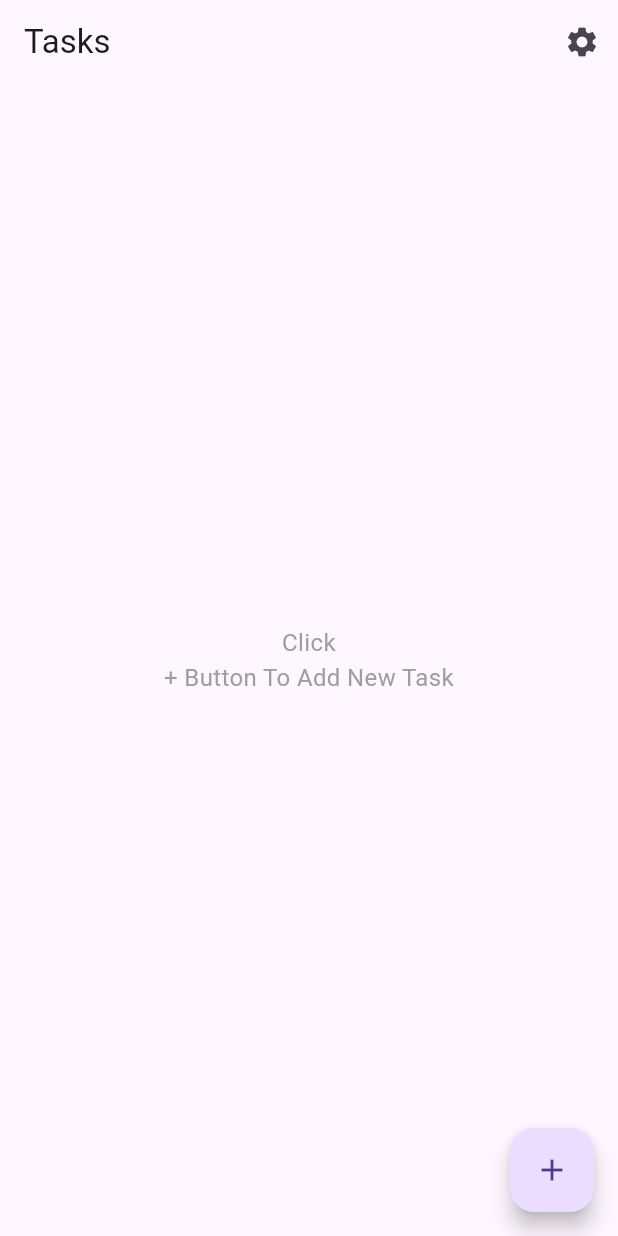
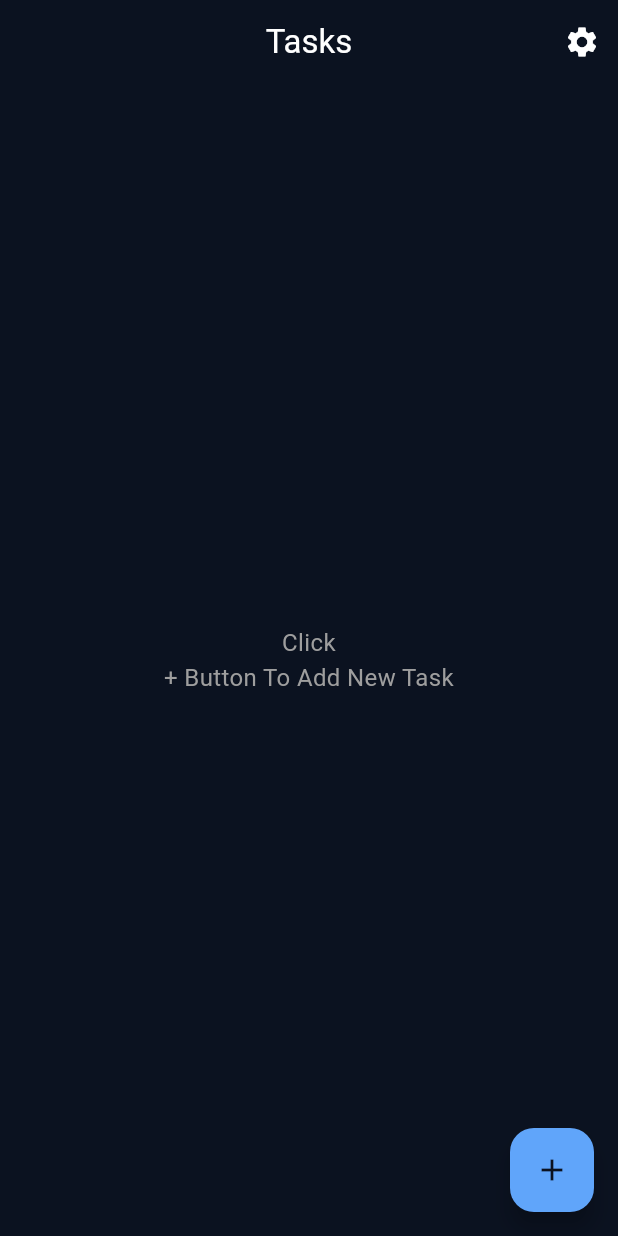
Before and after one commit to Rasel5728/Reminder-Bamboo-, a Flutter app: the screen it shows after launch, on a phone screen of 412 x 824 dp. Run offline on Flutter 3.47's test engine with Material 3 defaults, Android fonts, the phone set to English and light mode, and no system bars; our stand-ins replace flutter_local_notifications, hive, hive_flutter, permission_handler, timezone; accounts and stored records are empty.

Commit message:
feat(Add snackbar duration and thememode)

```diff
--- a/lib/add_task_page.dart
+++ b/lib/add_task_page.dart
@@ -46,12 +46,12 @@ class _AddTaskPageState extends State<AddTaskPage> {
   Future<void> saveTask() async {
     if (titleController.text.isEmpty) {
       ScaffoldMessenger.of(context)
-          .showSnackBar(const SnackBar(content: Text("Set Title")));
+          .showSnackBar(const SnackBar(content: Text("Set Title",textAlign: TextAlign.center),duration: Duration(seconds: 1)));
       return;
     }
     if (selectedDate == null || selectedTime == null) {
       ScaffoldMessenger.of(context)
-          .showSnackBar(const SnackBar(content: Text("Set Date and Time")));
+          .showSnackBar(const SnackBar(content: Text("Set Date and Time",textAlign: TextAlign.center),duration: Duration(seconds: 1)));
       return;
     }
 
--- a/lib/main.dart
+++ b/lib/main.dart
@@ -29,9 +29,92 @@ class MyApp extends StatelessWidget {
   Widget build(BuildContext context) {
     return MaterialApp(
       debugShowCheckedModeBanner: false,
-      theme: ThemeData.light(),
-      darkTheme: ThemeData.dark(),
-      themeMode: ThemeMode.system,
+
+      theme: ThemeData(
+        brightness: Brightness.dark,
+        useMaterial3: true,
+
+        // Background
+        scaffoldBackgroundColor: const Color(0xFF0B1220),
+
+        // Colors
+        colorScheme: const ColorScheme.dark(
+          primary: Color(0xFF60A5FA),
+          secondary: Color(0xFF38BDF8),
+          surface: Color(0xFF162033),
+        ),
+
+        // AppBar
+        appBarTheme: const AppBarTheme(
+          backgroundColor: Color(0xFF0B1220),
+          foregroundColor: Colors.white,
+          elevation: 0,
+          centerTitle: true,
+        ),
+
+        // Card
+        cardTheme: CardThemeData(
+          color: const Color(0xFF162033),
+          elevation: 0,
+          shape: RoundedRectangleBorder(
+            borderRadius: BorderRadius.circular(16),
+          ),
+        ),
+
+        // Floating Action Button
+        floatingActionButtonTheme: const FloatingActionButtonThemeData(
+          backgroundColor: Color(0xFF60A5FA),
+          foregroundColor: Color(0xFF0B1220),
+        ),
+
+        // Input Field
+        inputDecorationTheme: InputDecorationTheme(
+          filled: true,
+          fillColor: const Color(0xFF162033),
+
+          border: OutlineInputBorder(
+            borderRadius: BorderRadius.circular(14),
+            borderSide: BorderSide.none,
+          ),
+
+          focusedBorder: OutlineInputBorder(
+            borderRadius: BorderRadius.circular(14),
+            borderSide: const BorderSide(color: Color(0xFF60A5FA), width: 1.5),
+          ),
+        ),
+
+        // Elevated Button
+        elevatedButtonTheme: ElevatedButtonThemeData(
+          style: ElevatedButton.styleFrom(
+            backgroundColor: const Color(0xFF60A5FA),
+            foregroundColor: const Color(0xFF0B1220),
+            shape: RoundedRectangleBorder(
+              borderRadius: BorderRadius.circular(14),
+            ),
+          ),
+        ),
+
+        // SnackBar
+        snackBarTheme: const SnackBarThemeData(
+          backgroundColor: Color(0xFF162033),
+          contentTextStyle: TextStyle(color: Colors.white, fontSize: 14),
+          behavior: SnackBarBehavior.floating,
+          elevation: 6,
+
+        ),
+      ),
+
+      themeMode: ThemeMode.dark,
+      // darkTheme: ThemeData(
+      //   brightness: .dark,
+      //   useMaterial3: true,
+      //   colorSchemeSeed: Colors.green,
+      // ),
+      //themeMode: ThemeMode.dark,
+
+      // //theme: ThemeData.light(),
+      // darkTheme: ThemeData.dark(),
+      // themeMode: ThemeMode.dark,
       home: const HomePage(),
     );
   }
--- a/pubspec.yaml
+++ b/pubspec.yaml
@@ -57,7 +57,7 @@ dev_dependencies:
 flutter_launcher_icons:
   android: "launcher_icon"
   ios: true
-  image_path: "assets/icon/icon.png"
+  image_path: "assets/icon/icons.png"
   min_sdk_android: 21 # android min sdk min:16, default 21
 
 # For information on the generic Dart part of this file, see the
```
Also changed, not shown: assets/icon/icon.png (deleted), assets/icon/icons.png (added), 26 other files.
